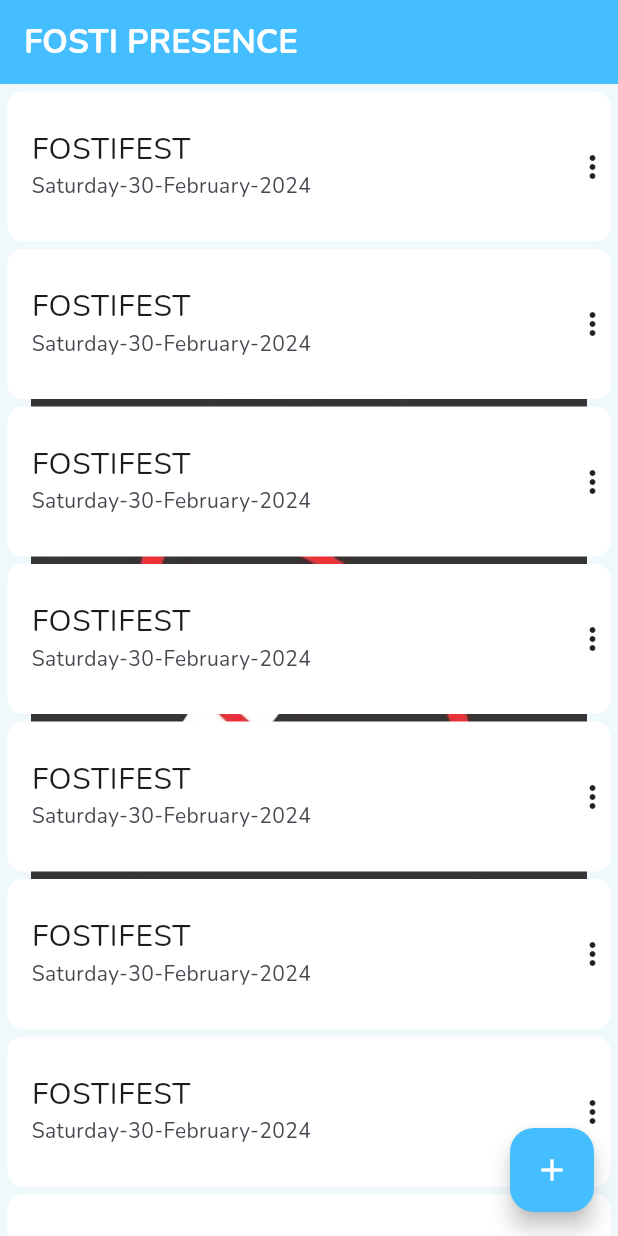
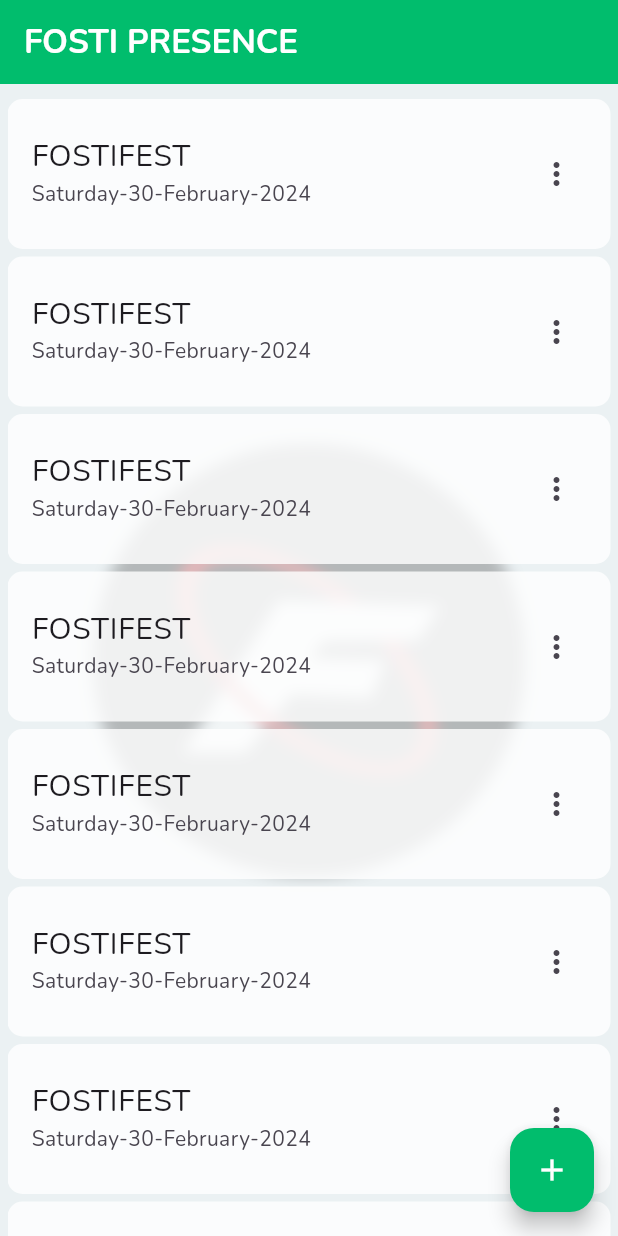
Before and after one commit to FOSTI-UMS/fospresence-app, a Flutter app: the screen it shows after launch, on a phone screen of 412 x 824 dp. Run offline on Flutter 3.47's test engine with Material 3 defaults, Android fonts, the phone set to English and light mode, and no system bars; our stand-ins replace bloc, equatable.

```diff
--- a/lib/features/home/presentation/pages/home.dart
+++ b/lib/features/home/presentation/pages/home.dart
@@ -1,6 +1,8 @@
-import 'package:flutter/cupertino.dart';
 import 'package:flutter/material.dart';
 import 'package:fospresence/features/addEvent/presentation/pages/add_event.dart';
+import 'package:fospresence/features/home/presentation/widgets/event_card.dart';
+
+import '../widgets/home_background.dart';
 
 class HomeScreen extends StatelessWidget {
   const HomeScreen({super.key});
@@ -9,9 +11,7 @@ class HomeScreen extends StatelessWidget {
   Widget build(BuildContext context) {
     return Scaffold(
       appBar: AppBar(
-        title: const Text(
-          "FOSTI PRESENCE",
-        ),
+        title: const Text("FOSTI PRESENCE"),
       ),
       floatingActionButton: FloatingActionButton(
         onPressed: () => Navigator.push(
@@ -20,176 +20,9 @@ class HomeScreen extends StatelessWidget {
         ),
         child: const Icon(Icons.add),
       ),
-      body: Stack(
-        children: [
-          Center(
-            child: Container(
-              width: MediaQuery.of(context).size.width * 0.9,
-              height: MediaQuery.of(context).size.width * 0.9,
-              decoration: BoxDecoration(
-                image: const DecorationImage(
-                  image: AssetImage('assets/images/fosti_rectangle_logo.png'),
-                  fit: BoxFit.cover,
-                ),
-                borderRadius: BorderRadius.circular(5),
-              ),
-            ),
-          ),
-          SingleChildScrollView(
-            scrollDirection: Axis.vertical,
-            child: Column(
-              children: List.generate(
-                10,
-                (index) => Padding(
-                  padding: EdgeInsets.fromLTRB(
-                    5,
-                    5,
-                    5,
-                    index == 9 ? 5 : 0,
-                  ),
-                  child: const EventCard(),
-                ),
-              ),
-            ),
-          ),
-        ],
+      body: const Stack(
+        children: [HomeBackground(), EventCard()],
       ),
     );
   }
 }
-
-class EventCard extends StatelessWidget {
-  const EventCard({
-    super.key,
-  });
-
-  @override
-  Widget build(BuildContext context) {
-    return Container(
-      height: 100,
-      width: MediaQuery.sizeOf(context).width,
-      decoration: BoxDecoration(
-          borderRadius: BorderRadius.circular(10), color: Colors.white),
-      child: Row(
-        mainAxisAlignment: MainAxisAlignment.spaceBetween,
-        children: [
-          const Expanded(
-            child: ListTile(
-              title: Text("FOSTIFEST"),
-              subtitle: Text("Saturday-30-February-2024"),
-            ),
-          ),
-          GestureDetector(
-            onTap: () {
-              _showSheet(context);
-            },
-            child: const Icon(Icons.more_vert),
-          )
-        ],
-      ),
-    );
-  }
-
-  _showSheet(BuildContext context) {
-    return showBottomSheet(
-      context: context,
-      builder: (BuildContext context) {
-        return BottomSheet(
-          backgroundColor: Colors.transparent,
-          enableDrag: false,
-          showDragHandle: false,
-          onClosing: () {},
-          builder: (context) {
-            return SizedBox(
-              height: MediaQuery.of(context).size.height / 6,
-              child: Row(
-                mainAxisAlignment: MainAxisAlignment.center,
-                children: [
-                  Padding(
-                    padding: const EdgeInsets.all(5),
-                    child: SizedBox(
-                      width: MediaQuery.of(context).size.width / 2.5,
-                      child: ElevatedButton(
-                        onPressed: () {},
-                        child: const Text('Update'),
-                      ),
-                    ),
-                  ),
-                  Padding(
-                    padding: const EdgeInsets.all(5),
-                    child: SizedBox(
-                      width: MediaQuery.of(context).size.width / 2.5,
-                      child: ElevatedButton(
-                        onPressed: () {
-                          showDialog(
-                            context: context,
-                            builder: (context) => AlertDialog(
-                              title: Text(
-                                'Are you sure?',
-                                style: Theme.of(context).textTheme.bodyLarge,
-                                textAlign: TextAlign.center,
-                              ),
-                              actions: [
-                                Row(
-                                  mainAxisAlignment:
-                                      MainAxisAlignment.spaceBetween,
-                                  children: [
-                                    ElevatedButton(
-                                      onPressed: () {
-                                        Navigator.of(context).pop();
-                                      },
-                                      child: const Row(
-                                        children: [
-                                          Icon(Icons.close),
-                                          Text("Cancel")
-                                        ],
-                                      ),
-                                    ),
-                                    ElevatedButton(
-                                      onPressed: () {
-                                        Navigator.of(context).pop();
-                                      },
-                                      child: const Row(
-                                        children: [
-                                          Icon(Icons.done),
-                                          Text("Yes")
-                                        ],
-                                      ),
-                                    )
-                                  ],
-                                )
-                              ],
-                            ),
-                          );
-                        },
-                        child: const Text('Delete'),
-                      ),
-                    ),
-                  ),
-                ],
-              ),
-            );
-          },
-        );
-      },
-    );
-  }
-}
-
-class BottomSheetButton extends StatelessWidget {
-  const BottomSheetButton({super.key, required this.text});
-  final String text;
-  @override
-  Widget build(BuildContext context) {
-    return Padding(
-      padding: const EdgeInsets.all(5),
-      child: SizedBox(
-        width: MediaQuery.of(context).size.width / 2.5,
-        child: ElevatedButton(
-          onPressed: () {},
-          child: Text(text),
-        ),
-      ),
-    );
-  }
-}
--- /dev/null
+++ b/lib/features/home/presentation/widgets/event_card.dart
@@ -0,0 +1,111 @@
+import 'package:flutter/material.dart';
+
+class EventCard extends StatelessWidget {
+  const EventCard({super.key});
+
+  @override
+  Widget build(BuildContext context) {
+    const int listViewLength = 10;
+    return Padding(
+      padding: const EdgeInsets.symmetric(horizontal: 5),
+      child: ListView.separated(
+        itemCount: listViewLength,
+        separatorBuilder: (context, index) => const SizedBox(height: 5),
+        itemBuilder: (context, index) => Padding(
+          padding: EdgeInsets.only(
+              top: index == 0 ? 10 : 0,
+              bottom: index == listViewLength - 1 ? 10 : 0),
+          child: Container(
+            height: 100,
+            width: MediaQuery.sizeOf(context).width,
+            decoration: BoxDecoration(
+                borderRadius: BorderRadius.circular(10),
+                color: Colors.white.withOpacity(0.8)),
+            child: Center(
+              child: ListTile(
+                title: const Text("FOSTIFEST"),
+                subtitle: const Text("Saturday-30-February-2024"),
+                trailing: GestureDetector(
+                    onTap: () => _showSheet(context),
+                    child: const Icon(Icons.more_vert)),
+              ),
+            ),
+          ),
+        ),
+      ),
+    );
+  }
+
+  _showSheet(BuildContext context) {
+    return showBottomSheet(
+      context: context,
+      builder: (BuildContext context) {
+        return SizedBox(
+          height: MediaQuery.of(context).size.height / 6,
+          child: Row(
+            mainAxisAlignment: MainAxisAlignment.center,
+            children: [
+              Padding(
+                padding: const EdgeInsets.all(5),
+                child: SizedBox(
+                  width: MediaQuery.of(context).size.width / 2.5,
+                  child: ElevatedButton(
+                    onPressed: () {},
+                    child: const Text('Update'),
+                  ),
+                ),
+              ),
+              Padding(
+                padding: const EdgeInsets.all(5),
+                child: SizedBox(
+                  width: MediaQuery.of(context).size.width / 2.5,
+                  child: ElevatedButton(
+                    onPressed: () {
+                      showDialog(
+                        context: context,
+                        builder: (context) => AlertDialog(
+                          title: Text(
+                            'Are you sure?',
+                            style: Theme.of(context).textTheme.bodyLarge,
+                            textAlign: TextAlign.center,
+                          ),
+                          actions: [
+                            Row(
+                              mainAxisAlignment: MainAxisAlignment.spaceBetween,
+                              children: [
+                                ElevatedButton(
+                                  onPressed: () {
+                                    Navigator.of(context).pop();
+                                  },
+                                  child: const Row(
+                                    children: [
+                                      Icon(Icons.close),
+                                      Text("Cancel")
+                                    ],
+                                  ),
+                                ),
+                                ElevatedButton(
+                                  onPressed: () {
+                                    Navigator.of(context).pop();
+                                  },
+                                  child: const Row(
+                                    children: [Icon(Icons.done), Text("Yes")],
+                                  ),
+                                )
+                              ],
+                            )
+                          ],
+                        ),
+                      );
+                    },
+                    child: const Text('Delete'),
+                  ),
+                ),
+              ),
+            ],
+          ),
+        );
+      },
+    );
+  }
+}
--- /dev/null
+++ b/lib/features/home/presentation/widgets/home_background.dart
@@ -0,0 +1,29 @@
+import 'dart:ui';
+import 'package:flutter/material.dart';
+
+class HomeBackground extends StatelessWidget {
+  const HomeBackground({super.key});
+
+  @override
+  Widget build(BuildContext context) {
+    return Center(
+      child: Container(
+        width: MediaQuery.sizeOf(context).width * 0.7,
+        height: MediaQuery.sizeOf(context).width * 0.7,
+        decoration: BoxDecoration(
+          shape: BoxShape.circle,
+          image: DecorationImage(
+            image: const AssetImage('assets/images/fosti_rectangle_logo.png'),
+            fit: BoxFit.cover,
+            colorFilter: ColorFilter.mode(
+                Colors.black.withOpacity(0.3), BlendMode.dstATop),
+          ),
+        ),
+        child: BackdropFilter(
+          filter: ImageFilter.blur(sigmaX: 5, sigmaY: 5),
+          child: Container(color: Colors.transparent),
+        ),
+      ),
+    );
+  }
+}
--- a/lib/main.dart
+++ b/lib/main.dart
@@ -15,7 +15,8 @@ class MyApp extends StatelessWidget {
       debugShowCheckedModeBanner: false,
       builder: (context, child) {
         return ScrollConfiguration(
-          behavior: const ScrollBehavior().copyWith(overscroll: false),
+          behavior: const ScrollBehavior().copyWith(
+              overscroll: false, physics: const BouncingScrollPhysics()),
           child: child!,
         );
       },
```
Also changed, not shown: lib/core/constants/colors.dart (+4 -3 lines), lib/features/home/presentation/widgets/bottom_sheet_button.dart (added, +16 -0 lines).
